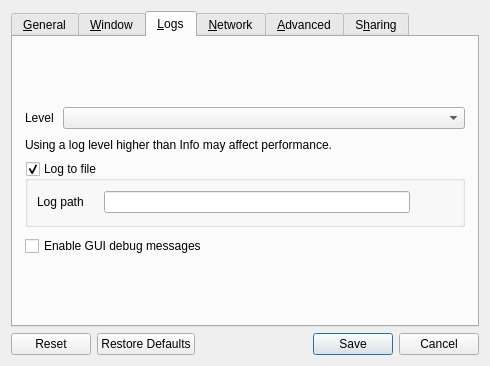
deskflow/deskflow, file src/lib/gui/dialogs/SettingsDialog.ui: the form before one commit.
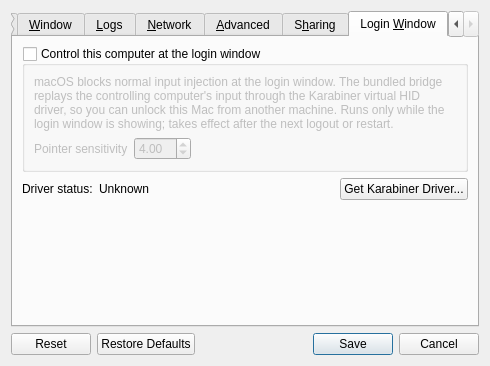
The form after the commit. The open tabs and pages were chosen to show the change. Icons and pictures are not drawn.

Commit message: feat(bridge): bundle the Karabiner login-window bridge with a settings UI

Diff of the .ui file:
```diff
--- a/src/lib/gui/dialogs/SettingsDialog.ui
+++ b/src/lib/gui/dialogs/SettingsDialog.ui
@@ -921,6 +921,135 @@
        </item>
       </layout>
      </widget>
+     <widget class="QWidget" name="tabLoginBridge">
+      <attribute name="title">
+       <string>Login &amp;Window</string>
+      </attribute>
+      <layout class="QVBoxLayout" name="verticalLayoutLoginBridge">
+       <item>
+        <widget class="QGroupBox" name="groupLoginBridge">
+         <property name="title">
+          <string>Control this computer at the login window</string>
+         </property>
+         <property name="checkable">
+          <bool>true</bool>
+         </property>
+         <property name="checked">
+          <bool>false</bool>
+         </property>
+         <layout class="QVBoxLayout" name="verticalLayoutLoginBridgeGroup">
+          <item>
+           <widget class="QLabel" name="lblLoginBridgeHelp">
+            <property name="text">
+             <string>macOS blocks normal input injection at the login window. The bundled bridge replays the controlling computer's input through the Karabiner virtual HID driver, so you can unlock this Mac from another machine. Runs only while the login window is showing; takes effect after the next logout or restart.</string>
+            </property>
+            <property name="wordWrap">
+             <bool>true</bool>
+            </property>
+           </widget>
+          </item>
+          <item>
+           <layout class="QHBoxLayout" name="horizontalLayoutBridgeScale">
+            <item>
+             <widget class="QLabel" name="lblBridgeScale">
+              <property name="text">
+               <string>Pointer sensitivity</string>
+              </property>
+             </widget>
+            </item>
+            <item>
+             <widget class="QDoubleSpinBox" name="sbBridgeScale">
+              <property name="toolTip">
+               <string>Counts-per-point multiplier for relayed motion. 4.0 reaches the whole screen 1:1 on a 2x Retina display; lower is gentler but reaches less.</string>
+              </property>
+              <property name="minimum">
+               <double>0.500000000000000</double>
+              </property>
+              <property name="maximum">
+               <double>16.000000000000000</double>
+              </property>
+              <property name="singleStep">
+               <double>0.500000000000000</double>
+              </property>
+              <property name="value">
+               <double>4.000000000000000</double>
+              </property>
+             </widget>
+            </item>
+            <item>
+             <spacer name="horizontalSpacerBridgeScale">
+              <property name="orientation">
+               <enum>Qt::Orientation::Horizontal</enum>
+              </property>
+              <property name="sizeHint" stdset="0">
+               <size>
+                <width>40</width>
+                <height>20</height>
+               </size>
+              </property>
+             </spacer>
+            </item>
+           </layout>
+          </item>
+         </layout>
+        </widget>
+       </item>
+       <item>
+        <layout class="QHBoxLayout" name="horizontalLayoutBridgeStatus">
+         <item>
+          <widget class="QLabel" name="lblBridgeStatusCaption">
+           <property name="text">
+            <string>Driver status:</string>
+           </property>
+          </widget>
+         </item>
+         <item>
+          <widget class="QLabel" name="lblBridgeStatus">
+           <property name="text">
+            <string>Unknown</string>
+           </property>
+          </widget>
+         </item>
+         <item>
+          <spacer name="horizontalSpacerBridgeStatus">
+           <property name="orientation">
+            <enum>Qt::Orientation::Horizontal</enum>
+           </property>
+           <property name="sizeHint" stdset="0">
+            <size>
+             <width>40</width>
+             <height>20</height>
+            </size>
+           </property>
+          </spacer>
+         </item>
+         <item>
+          <widget class="QPushButton" name="btnGetKarabinerDriver">
+           <property name="toolTip">
+            <string>Opens the Karabiner DriverKit VirtualHIDDevice releases page. Install the package and approve the system extension, then re-open this dialog.</string>
+           </property>
+           <property name="text">
+            <string>Get Karabiner Driver...</string>
+           </property>
+          </widget>
+         </item>
+        </layout>
+       </item>
+       <item>
+        <spacer name="verticalSpacerLoginBridge">
+         <property name="orientation">
+          <enum>Qt::Orientation::Vertical</enum>
+         </property>
+         <property name="sizeHint" stdset="0">
+          <size>
+           <width>20</width>
+           <height>40</height>
+          </size>
+         </property>
+        </spacer>
+       </item>
+      </layout>
+     </widget>
     </widget>
    </item>
    <item>
```
The commit also changes 13 other files.
